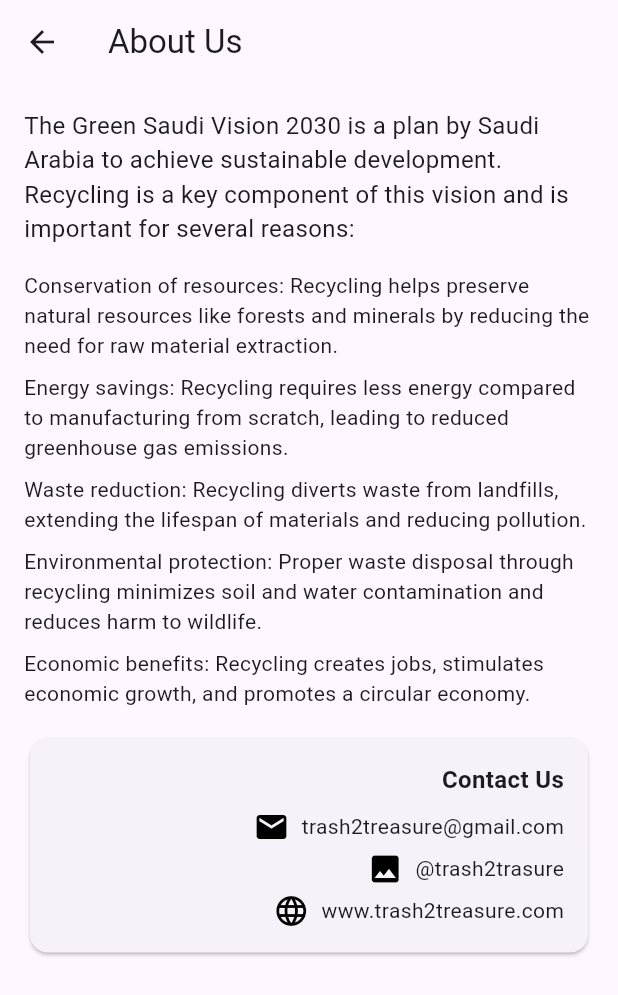
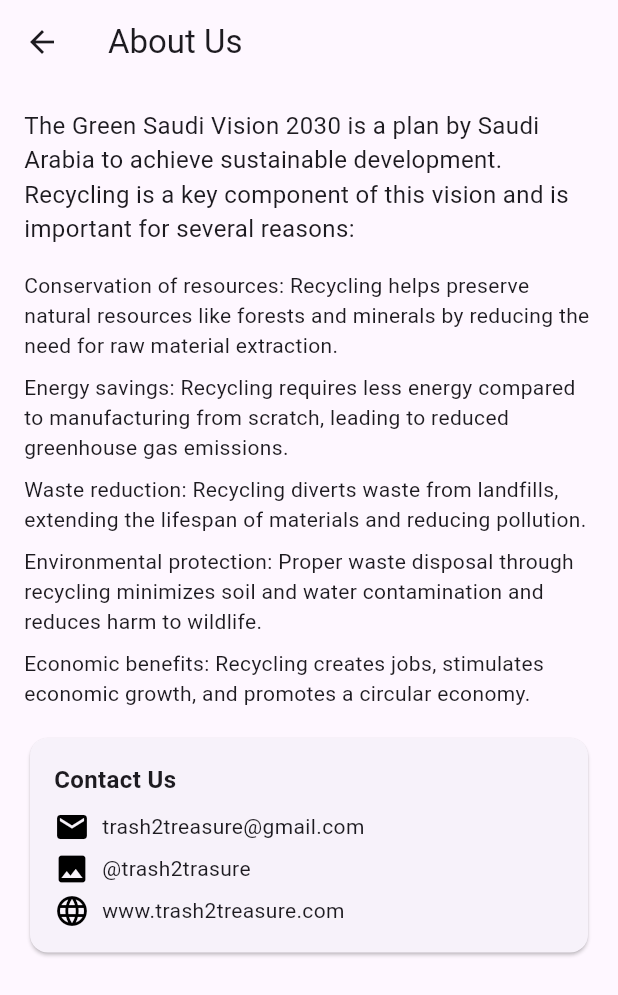
Before and after one commit to OneRedBlip/GraduationProject, a Flutter app: the InfoPage screen opened directly, on a phone screen of 412 x 824 dp. Shown: the top 995 px of the screen. Run offline on Flutter 3.47's test engine with Material 3 defaults, Android fonts, the phone set to English and light mode, and no system bars.

Commit message:
Align contact info to the left instead of right

```diff
--- a/trash2treasure/lib/profile_page.dart
+++ b/trash2treasure/lib/profile_page.dart
@@ -53,7 +53,7 @@ class InfoPage extends StatelessWidget {
                     crossAxisAlignment: CrossAxisAlignment.end,
                     children: [
                       Row(
-                        mainAxisAlignment: MainAxisAlignment.end,
+                        mainAxisAlignment: MainAxisAlignment.start,
                         children: [
                           Text(
                             'Contact Us',
@@ -66,7 +66,7 @@ class InfoPage extends StatelessWidget {
                       ),
                       SizedBox(height: 8),
                       Row(
-                        mainAxisAlignment: MainAxisAlignment.end,
+                        mainAxisAlignment: MainAxisAlignment.start,
                         children: [
                           Icon(
                             Icons.email,
@@ -78,7 +78,7 @@ class InfoPage extends StatelessWidget {
                       ),
                       SizedBox(height: 4),
                       Row(
-                        mainAxisAlignment: MainAxisAlignment.end,
+                        mainAxisAlignment: MainAxisAlignment.start,
                         children: [
                           Icon(
                             Icons.photo,
@@ -90,7 +90,7 @@ class InfoPage extends StatelessWidget {
                       ),
                       SizedBox(height: 4),
                       Row(
-                        mainAxisAlignment: MainAxisAlignment.end,
+                        mainAxisAlignment: MainAxisAlignment.start,
                         children: [
                           Icon(
                             Icons.language,
```
